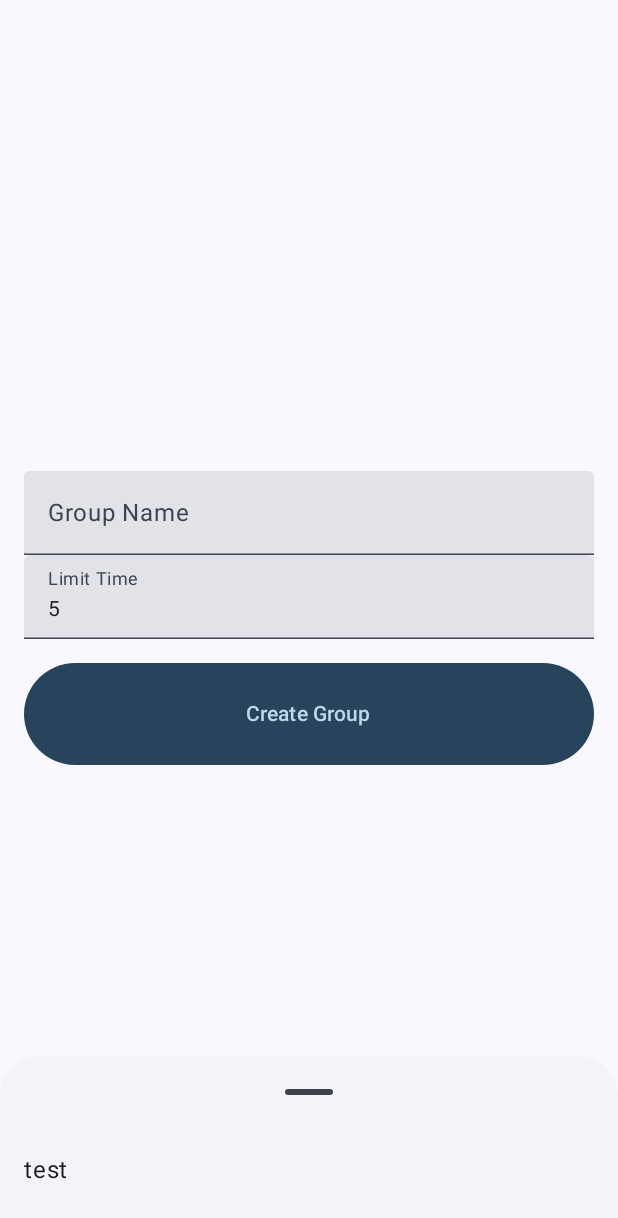
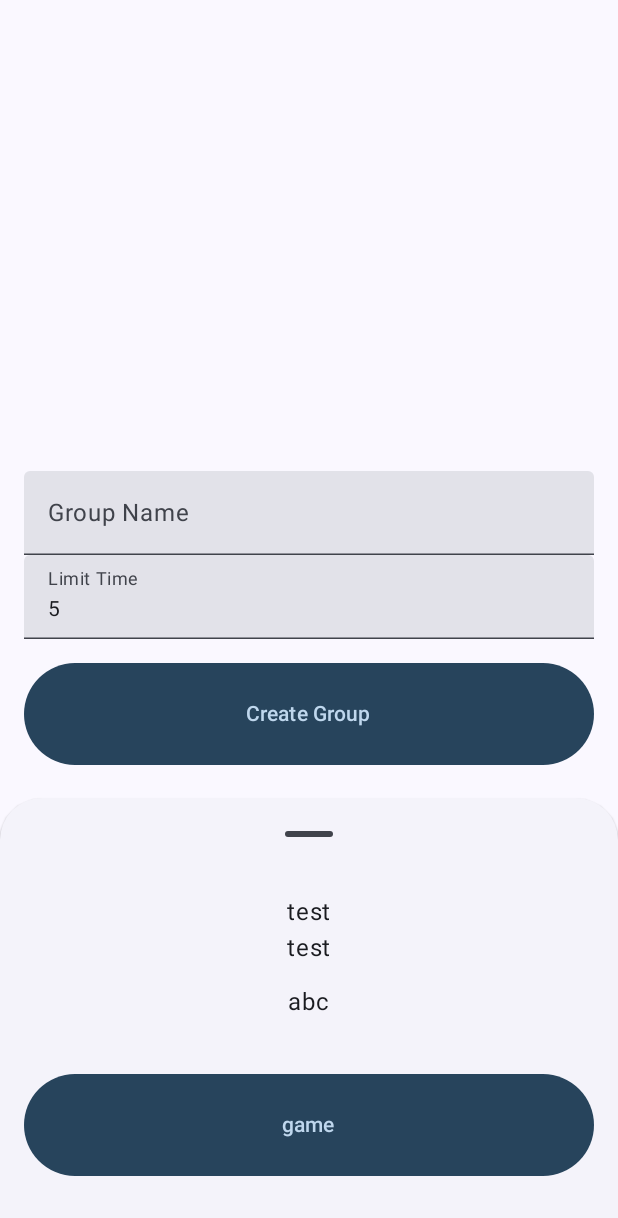
Before and after one commit to jessyjackson/PictionaryParty, an Android app built with Jetpack Compose: the composable MainScreen shown on its own in the app's theme, after a tap on "Create Game", on a phone screen of 412 x 824 dp. Shown: the top 1218 px of the screen. Run offline under Robolectric (Android 15) with nearby library versions, the phone set to English and light mode, and no system bars; our stand-ins replace Dagger/Hilt's generated code, constraintlayout-compose; libraries missing offline, so code that uses them is left out: io.getstream.chat.

Commit message:
test on connection

```diff
--- a/app/src/main/java/com/pictionaryparty/ui/main/MainViewModel.kt
+++ b/app/src/main/java/com/pictionaryparty/ui/main/MainViewModel.kt
@@ -1,6 +1,7 @@
 package com.pictionaryparty.ui.main
 
 
+import android.util.Log
 import androidx.lifecycle.ViewModel
 import androidx.lifecycle.viewModelScope
 import com.pictionaryparty.data.AppPreference
--- a/app/src/main/java/com/pictionaryparty/ui/main/group/CreateGroupForm.kt
+++ b/app/src/main/java/com/pictionaryparty/ui/main/group/CreateGroupForm.kt
@@ -1,5 +1,6 @@
 package com.pictionaryparty.ui.main.group
 
+import android.util.Log
 import androidx.compose.foundation.layout.Column
 import androidx.compose.foundation.layout.fillMaxSize
 import androidx.compose.runtime.Composable
@@ -54,7 +55,9 @@ fun CreateGroupForm(viewModel: MainViewModel) {
                 text = stringResource(id = R.string.create_group),
                 marginTop = 16.dp,
                 onClick = {
-                    viewModel.createGameGroup(displayName.toString(),limitTime.intValue)
+                    val a = displayName.value
+                    Log.d("TEST", "CreateGroupForm: " + a)
+                    viewModel.createGameGroup(displayName.value,limitTime.intValue)
                 })
 
         }
--- a/app/src/main/java/com/pictionaryparty/ui/main/group/GroupEntranceSheetContent.kt
+++ b/app/src/main/java/com/pictionaryparty/ui/main/group/GroupEntranceSheetContent.kt
@@ -1,9 +1,11 @@
 package com.pictionaryparty.ui.main.group
 
+import androidx.compose.foundation.background
 import androidx.compose.foundation.layout.Box
 import androidx.compose.foundation.layout.Column
 import androidx.compose.foundation.layout.heightIn
 import androidx.compose.foundation.layout.padding
+import androidx.compose.foundation.layout.wrapContentSize
 import androidx.compose.material3.Text
 import androidx.compose.runtime.Composable
 import androidx.compose.ui.Alignment
@@ -13,29 +15,51 @@ import androidx.compose.ui.res.stringResource
 import androidx.compose.ui.tooling.preview.Preview
 import androidx.compose.ui.unit.dp
 import com.pictionaryparty.R
+import com.pictionaryparty.ui.components.PrimaryButton
 import io.getstream.chat.android.client.models.Channel
 
 @Composable
 fun GroupEntranceSheetContent(
     channel: Channel?
 ) {
+    val context = LocalContext.current
+    Box(
+        Modifier
+            .padding(16.dp)
+            .heightIn(max = 400.dp)
+    ) {
+        Column(
+            horizontalAlignment = Alignment.CenterHorizontally
+        ) {
+            Text(
+                text = "test",
+            )
+            Text(
+                text = "test",
+            )
+            Box(
+                modifier = Modifier
+                    .wrapContentSize()
+                    .padding(12.dp)
+            ) {
+                Text(
+                    text = "abc"
+                )
+            }
+            PrimaryButton(
+                text = "game",
+                marginTop = 24.dp,
+                marginBottom = 24.dp,
+                onClick = {
 
-    Box(modifier = Modifier
-        .padding(16.dp)
-        .heightIn(40.dp))
-    {
-        Column (
-            horizontalAlignment = Alignment.CenterHorizontally
-        ){
-            Text(text = "test")
+                }
+            )
         }
     }
-
-
 }
 
 @Preview
 @Composable
-fun def(){
-    GroupEntranceSheetContent(channel = null)
+fun DefaultPreview1(){
+    GroupEntranceSheetContent(null)
 }
--- a/app/src/main/java/com/pictionaryparty/ui/main/group/JoinGroup.kt
+++ b/app/src/main/java/com/pictionaryparty/ui/main/group/JoinGroup.kt
@@ -17,9 +17,10 @@ import androidx.hilt.navigation.compose.hiltViewModel
 import com.pictionaryparty.R
 import com.pictionaryparty.ui.components.AppTextField
 import com.pictionaryparty.ui.components.SecondaryButton
+import com.pictionaryparty.ui.main.MainViewModel
 
 @Composable
-fun JoinGroup(hiltViewModel: Any) {
+fun JoinGroup(viewModel: MainViewModel) {
     var displayName by remember { mutableStateOf("")}
     var groupCode by remember { mutableStateOf("")}
 
--- a/app/src/main/java/com/pictionaryparty/utils/Commons.kt
+++ b/app/src/main/java/com/pictionaryparty/utils/Commons.kt
@@ -4,7 +4,7 @@ import android.health.connect.datatypes.units.Length
 import java.security.MessageDigest
 import java.util.Base64
 fun generateUserId() : String{
-    return generateRandomId(8,('A'..'Z') + ('0'..'9') + ('a'..'z'))
+    return generateRandomId(8, ('0'..'9') + ('a'..'z'))
 }
 fun generateGroupId() : String{
     return generateRandomId(6,('A'..'Z') + ('0'..'9'))
--- a/app/src/main/res/values/strings.xml
+++ b/app/src/main/res/values/strings.xml
@@ -10,5 +10,5 @@
     <string name="display_name">Display Name</string>
     <string name="group_code">Group Code</string>
 
-    <string name="stream_api_key">AIzaSyDkud1wlIM_k3OXYaXo5fCJ4t4OQwh5xrc</string>
+    <string name="stream_api_key">9bhq576e43qt</string>
 </resources>
```
